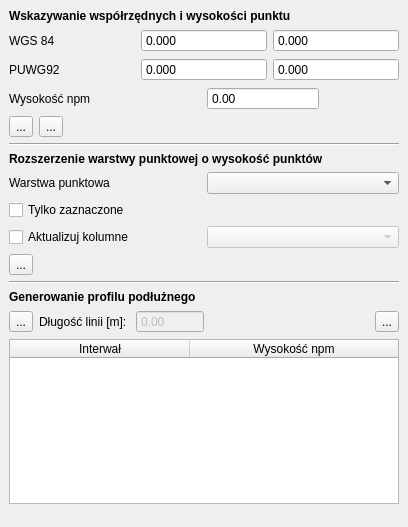
Above: gugik_nmt_plugin_dockwidget_base.ui from skowronskij/gugik-nmt-plugin before the change. Below: the same form after it.
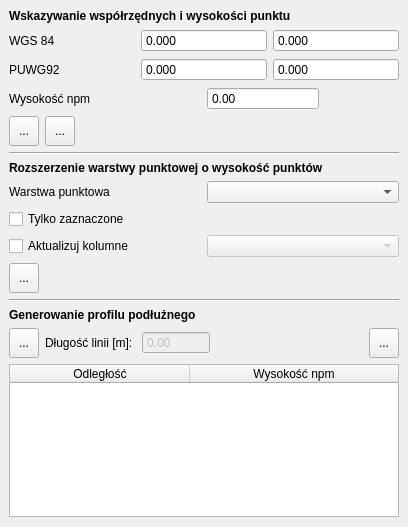
That is the form after the change. Custom widgets are drawn as their Qt base class.

Patch:
```diff
--- a/gugik_nmt_plugin_dockwidget_base.ui
+++ b/gugik_nmt_plugin_dockwidget_base.ui
@@ -143,9 +143,24 @@
      <layout class="QHBoxLayout" name="horizontalLayout_6">
       <item alignment="Qt::AlignLeft">
        <widget class="QToolButton" name="tbGetPoint">
+        <property name="minimumSize">
+         <size>
+          <width>30</width>
+          <height>30</height>
+         </size>
+        </property>
+        <property name="toolTip">
+         <string>&lt;html&gt;&lt;head/&gt;&lt;body&gt;&lt;p&gt;Wyznacz wysokość w nowym punkcie&lt;/p&gt;&lt;/body&gt;&lt;/html&gt;</string>
+        </property>
         <property name="text">
          <string>...</string>
         </property>
+        <property name="iconSize">
+         <size>
+          <width>24</width>
+          <height>24</height>
+         </size>
+        </property>
         <property name="checkable">
          <bool>true</bool>
         </property>
@@ -153,9 +168,24 @@
       </item>
       <item alignment="Qt::AlignLeft">
        <widget class="QToolButton" name="tbCreateTempLyr">
+        <property name="minimumSize">
+         <size>
+          <width>30</width>
+          <height>30</height>
+         </size>
+        </property>
+        <property name="toolTip">
+         <string>&lt;html&gt;&lt;head/&gt;&lt;body&gt;&lt;p&gt;Zapisz punkty jako warstwę tymczasową&lt;/p&gt;&lt;/body&gt;&lt;/html&gt;</string>
+        </property>
         <property name="text">
          <string>...</string>
         </property>
+        <property name="iconSize">
+         <size>
+          <width>24</width>
+          <height>24</height>
+         </size>
+        </property>
        </widget>
       </item>
       <item>
@@ -230,9 +260,21 @@
       </item>
       <item>
        <widget class="QToolButton" name="tbExtendLayer">
+        <property name="minimumSize">
+         <size>
+          <width>30</width>
+          <height>30</height>
+         </size>
+        </property>
         <property name="text">
          <string>...</string>
         </property>
+        <property name="iconSize">
+         <size>
+          <width>24</width>
+          <height>24</height>
+         </size>
+        </property>
        </widget>
       </item>
      </layout>
@@ -255,9 +297,21 @@
      <layout class="QHBoxLayout" name="horizontalLayout_7">
       <item>
        <widget class="QToolButton" name="tbMakeLine">
+        <property name="minimumSize">
+         <size>
+          <width>30</width>
+          <height>30</height>
+         </size>
+        </property>
         <property name="text">
          <string>...</string>
         </property>
+        <property name="iconSize">
+         <size>
+          <width>24</width>
+          <height>24</height>
+         </size>
+        </property>
         <property name="checkable">
          <bool>true</bool>
         </property>
@@ -298,9 +352,21 @@
       </item>
       <item>
        <widget class="QToolButton" name="tbExportCsv">
+        <property name="minimumSize">
+         <size>
+          <width>30</width>
+          <height>30</height>
+         </size>
+        </property>
         <property name="text">
          <string>...</string>
         </property>
+        <property name="iconSize">
+         <size>
+          <width>24</width>
+          <height>24</height>
+         </size>
+        </property>
        </widget>
       </item>
      </layout>
@@ -327,7 +393,7 @@
       </attribute>
       <column>
        <property name="text">
-        <string>Interwał</string>
+        <string>Odległość</string>
        </property>
       </column>
       <column>
```
